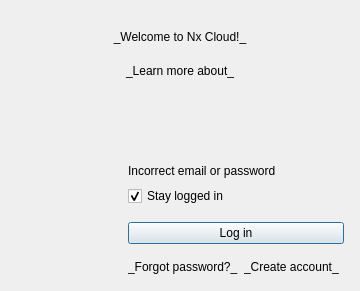
Qt form client/libclient/src/ui/dialogs/cloud/login_to_cloud_dialog.ui (networkoptix/nx_open) before a commit.
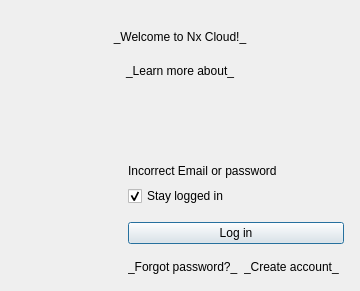
The same form after that commit. Custom widgets are drawn as their Qt base class.

The edit to the form file:
```diff
--- a/client/libclient/src/ui/dialogs/cloud/login_to_cloud_dialog.ui
+++ b/client/libclient/src/ui/dialogs/cloud/login_to_cloud_dialog.ui
@@ -191,7 +191,7 @@
       <item row="3" column="1" colspan="2">
        <widget class="QLabel" name="invalidCredentialsLabel">
         <property name="text">
-         <string>Incorrect email or password</string>
+         <string>Incorrect Email or password</string>
         </property>
        </widget>
       </item>
```
